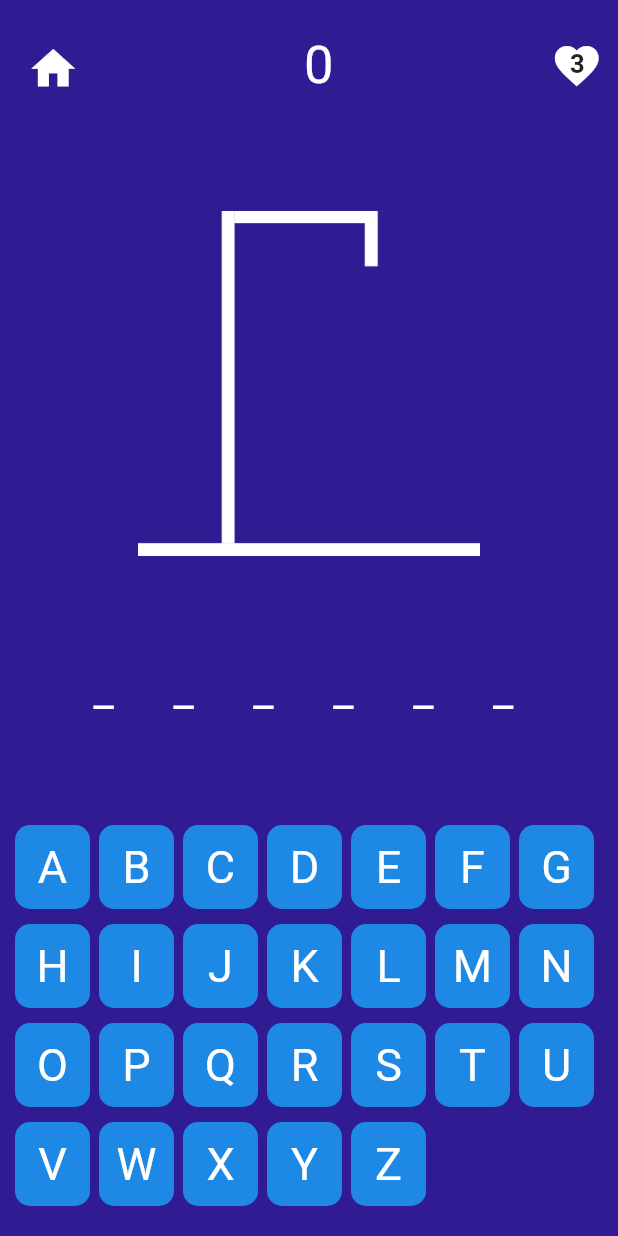
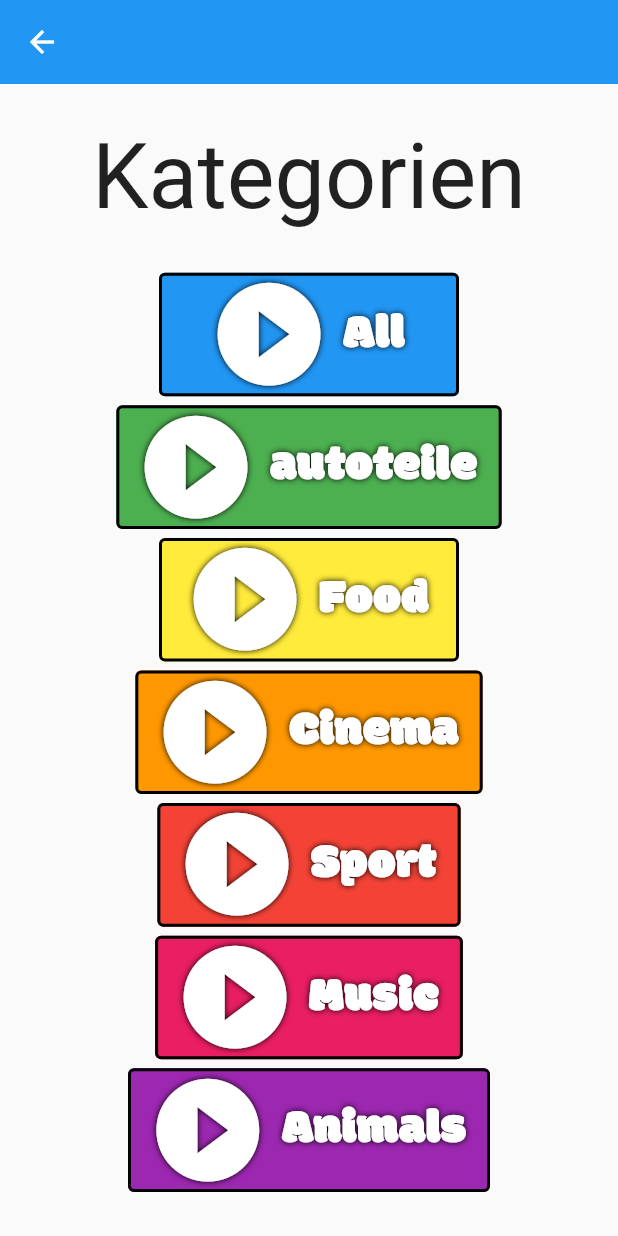
Before and after one commit to HaydarJaber/wortschatz, a Flutter app: the HomeScreen screen opened by its route, after a tap on "Start", on a phone screen of 412 x 824 dp. Run offline on Flutter 3.47's test engine with Material 2 defaults, Android fonts, the light colour scheme and no system bars; our stand-ins replace shared_preferences, sqflite, video_player; missing offline and left inert: dart:ffi; accounts and stored records are empty; Roboto replaces fonts that are missing (PatrickHand).

Commit message:
Struktur umgebaut um Kategorien einzufügen

```diff
--- a/lib/main.dart
+++ b/lib/main.dart
@@ -1,5 +1,6 @@
 import 'package:flutter/material.dart';
 import 'package:flutter/services.dart';
+import 'package:wortschatz/view/categories_view.dart';
 import 'package:wortschatz/view/highscore_view.dart';
 import 'package:wortschatz/model/dummy_data.dart';
 import 'package:wortschatz/view/home_view.dart';
@@ -7,6 +8,7 @@ import 'package:provider/provider.dart';
 import 'package:shared_preferences/shared_preferences.dart';
 import 'package:wortschatz/view/splash_view.dart';
 import 'package:wortschatz/view/terms_view.dart';
+import 'package:wortschatz/viewmodels/router/app_router.dart';
 
 int? isviewed;
 
@@ -15,11 +17,14 @@ Future<void> main() async{
   SharedPreferences prefs = await SharedPreferences.getInstance();
   isviewed  = await prefs.getInt("onBoard");
   WidgetsFlutterBinding.ensureInitialized();
-  runApp(const MyApp());
+  runApp(MyApp(
+      appRouter: AppRouter()
+  ));
 }
 
 class MyApp extends StatelessWidget {
-  const MyApp({Key? key}) : super(key: key);
+  final AppRouter appRouter;
+  const MyApp({Key? key, required this.appRouter}) : super(key: key);
 
   @override
   Widget build(BuildContext context) {
@@ -34,7 +39,9 @@ class MyApp extends StatelessWidget {
         ),
         home: const HomeScreen(),
         initialRoute: isviewed != 0 ? "terms" : "splash",
+        onGenerateRoute: appRouter.onGenerateRoute,
         routes: {
+          //'categories': (context) => const Categories(),
           'splash': (context) => const SplashScreen(),
           'terms': (context) => const Terms(),
           'home': (context) => const HomeScreen(),
--- /dev/null
+++ b/lib/model/constants/categories.dart
@@ -0,0 +1,9 @@
+class Category {
+  static const String all = 'All';
+  static const String autoteile = 'autoteile';
+  static const String food = 'Food';
+  static const String cinema = 'Cinema';
+  static const String sport = 'Sport';
+  static const String music = 'Music';
+  static const String animals = 'Animals';
+}
--- /dev/null
+++ b/lib/model/constants/routes.dart
@@ -0,0 +1,11 @@
+class Routes {
+  static const String home = '/';
+  static const String categories = '/categories';
+  static const String newGame = '/newGame';
+  static const String game = '/game';
+  static const String settings = '/settings';
+  static const String manual = '/manual';
+  static const String progress = '/progress';
+  static const String imprint = '/imprint';
+  static const String terms = '/terms';
+}
--- a/lib/model/dummy_data.dart
+++ b/lib/model/dummy_data.dart
@@ -36,27 +36,6 @@ List word = [
   'altitude',
   'area',
   'breadth',
-  'depth',
-  'height',
-  'rise',
-  'space',
-  'volume',
-  'width',
-  'extension',
-  'extent',
-  'cast',
-  'range',
-  'reach',
-  'scope',
-  'shot',
-  'sweep',
-  'throw',
-  'drop',
-  'fall',
-  'flight',
-  'haul',
-  'berth',
-  'clearance'
 ];
 
 Map<String, int> alphabets = {
--- /dev/null
+++ b/lib/view/categories_view.dart
@@ -0,0 +1,137 @@
+import 'package:flutter/material.dart';
+import 'package:wortschatz/viewmodels/widgets/menuButton.dart';
+import 'package:wortschatz/model/constants/routes.dart';
+import 'package:wortschatz/model/constants/categories.dart';
+
+class Categories extends StatelessWidget {
+  const Categories({Key? key}) : super(key: key);
+
+  @override
+  Widget build(BuildContext context) {
+    return Scaffold(
+        appBar: AppBar(
+          elevation: 0,
+        ),
+        body: Center(
+          child: OrientationBuilder(builder: (context, orientation) {
+            if (orientation == Orientation.portrait) {
+              return Column(
+                mainAxisAlignment: MainAxisAlignment.spaceEvenly,
+                children: [
+                  const Text('Kategorien', style: TextStyle(fontSize: 60)),
+                  Column(children: const [
+                    MenuButton(
+                        label: Category.all,
+                        route: Routes.newGame,
+                        iconCodePoint: 0xf2af,
+                        color: Colors.blue),
+                    MenuButton(
+                        label: Category.autoteile,
+                        route: Routes.newGame,
+                        iconCodePoint: 0xf2af,
+                        color: Colors.green),
+                    MenuButton(
+                        label: Category.food,
+                        route: Routes.newGame,
+                        iconCodePoint: 0xf2af,
+                        color: Colors.yellow),
+                    MenuButton(
+                        label: Category.cinema,
+                        route: Routes.newGame,
+                        iconCodePoint: 0xf2af,
+                        color: Colors.orange),
+                    MenuButton(
+                        label: Category.sport,
+                        route: Routes.newGame,
+                        iconCodePoint: 0xf2af,
+                        color: Colors.red),
+                    MenuButton(
+                        label: Category.music,
+                        route: Routes.newGame,
+                        iconCodePoint: 0xf2af,
+                        color: Colors.pink),
+                    MenuButton(
+                        label: Category.animals,
+                        route: Routes.newGame,
+                        iconCodePoint: 0xf2af,
+                        color: Colors.purple),
+                  ]),
+                  /*  IconButton(
+                  iconSize: 35,
+                  icon: const Icon(Icons.arrow_back),
+                  onPressed: () {
+                    Navigator.of(context).pop();
+                  }), */
+                ],
+              );
+            } else {
+              return Row(
+                children: [
+                  /*  Align(
+                alignment: Alignment.bottomLeft,
+                child: IconButton(
+                    iconSize: 35,
+                    icon: const Icon(Icons.arrow_back),
+                    onPressed: () {
+                      Navigator.of(context).pop();
+                    }),
+              ),*/
+                  Expanded(
+                    child: Column(
+                      mainAxisAlignment: MainAxisAlignment.center,
+                      children: [
+                        const MenuButton(
+                            label: Category.all,
+                            route: Routes.newGame,
+                            iconCodePoint: 0xf2af,
+                            color: Colors.blue),
+                        Row(mainAxisAlignment: MainAxisAlignment.center, children: [
+                          Column(
+                              mainAxisAlignment: MainAxisAlignment.center,
+                              children: const [
+                                MenuButton(
+                                    label: Category.autoteile,
+                                    route: Routes.newGame,
+                                    iconCodePoint: 0xf2af,
+                                    color: Colors.green),
+                                MenuButton(
+                                    label: Category.food,
+                                    route: Routes.newGame,
+                                    iconCodePoint: 0xf2af,
+                                    color: Colors.yellow),
+                                MenuButton(
+                                    label: Category.cinema,
+                                    route: Routes.newGame,
+                                    iconCodePoint: 0xf2af,
+                                    color: Colors.orange),
+                              ]),
+                          Column(
+                              mainAxisAlignment: MainAxisAlignment.center,
+                              children: const [
+                                MenuButton(
+                                    label: Category.sport,
+                                    route: Routes.newGame,
+                                    iconCodePoint: 0xf2af,
+                                    color: Colors.red),
+                                MenuButton(
+                                    label: Category.music,
+                                    route: Routes.newGame,
+                                    iconCodePoint: 0xf2af,
+                                    color: Colors.pink),
+                                MenuButton(
+                                    label: Category.animals,
+                                    route: Routes.newGame,
+                                    iconCodePoint: 0xf2af,
+                                    color: Colors.purple),
+                              ]),
+                        ]),
+                      ],
+                    ),
+                  ),
+                ],
+              );
+            }
+          }),
+        ));
+  }
+}
--- a/lib/view/home_view.dart
+++ b/lib/view/home_view.dart
@@ -1,60 +1,10 @@
 import 'dart:ffi';
-
+import 'package:wortschatz/viewmodels/widgets/menuButton.dart';
 import 'package:flutter/material.dart';
-import 'package:flutter/material.dart';
-import 'package:flutter/services.dart';
-import 'package:wortschatz/view/highscore_view.dart';
-import 'package:wortschatz/view/start_view.dart';
+import 'package:wortschatz/model/constants/routes.dart';
 
 class HomeScreen extends StatelessWidget {
   const HomeScreen({Key? key}) : super(key: key);
-
-  Widget createButton(BuildContext context, String buttonName,int iconCodePoint,String heroTag, func) {
-    return Scaffold(
-        floatingActionButton:
-            Container(
-              alignment: Alignment.center,
-                child: SizedBox(
-                  height: MediaQuery.of(context).size.height * 0.10,
-                  width: MediaQuery.of(context).size.width *0.80,
-                  child: FloatingActionButton.extended(
-                    heroTag: heroTag,
-                    splashColor: Colors.lightGreen,
-                    backgroundColor: const Color(0xFF00DFFF),
-                    icon: Icon(
-                        shadows: const <Shadow>[
-                          Shadow(
-                            offset: Offset(0.0, 0.0),
-                            blurRadius: 5.0,
-                            color: Colors.black,
-                          ),
-                        ],
-                        size: MediaQuery.of(context).size.height * 0.10,
-                        color: Colors.white,
-                        IconData(iconCodePoint,fontFamily: 'MaterialIcons')),
-                    onPressed: () => Navigator.push(
-                        context, MaterialPageRoute(builder: (context) => func)),
-                    label: Text(
-                      buttonName,
-                      style: TextStyle(
-                        shadows: const <Shadow>[
-                          Shadow(
-                            offset: Offset(0.0, 0.0),
-                            blurRadius: 5.0,
-                            color: Colors.black,
-                          ),
-                        ],
-                        color: Colors.white,
-                        fontSize: MediaQuery.of(context).size.height * 0.04,
-                        fontFamily: "Modak",
-                      ),
-                    ),
-                  ),
-
-                )
-            )
-        );
-  }
 
   @override
   Widget build(BuildContext context) {
@@ -77,31 +27,31 @@ class HomeScreen extends StatelessWidget {
                         width: MediaQuery.of(context).size.width,
                         height: MediaQuery.of(context).size.height*0.10,
                         alignment: Alignment.center,
-                            child: createButton(context, "Start", 0xf2af, "btn1", const StartScreen()),
+                            child: const MenuButton(label: "Start", route:  Routes.categories, iconCodePoint: 0xf2af,),
                     ),
                     Container(
                         width: MediaQuery.of(context).size.width,
                         height: MediaQuery.of(context).size.height*0.10,
                           alignment: Alignment.center,
-                            child: createButton(context, "Fortschritt",0xf05ae, "btn2", const HighScoreScreen()),
+                            child: const MenuButton(label: "Fortschritt", route: Routes.progress , iconCodePoint: 0xf05ae,)
                     ),
                     Container(
                         width: MediaQuery.of(context).size.width,
                         height: MediaQuery.of(context).size.height*0.10,
                           alignment: Alignment.center,
-                          child: createButton(context, "Anleitung",0xe309, "btn3", const HighScoreScreen()),
+                          child: const MenuButton(label: "Anleitung", route:  Routes.manual, iconCodePoint: 0xe309,)
                     ),
                     Container(
                           width: MediaQuery.of(context).size.width,
                         height: MediaQuery.of(context).size.height*0.10,
                           alignment: Alignment.center,
-                          child: createButton(context, "Einstellung",0xe57f, "btn4", const HighScoreScreen()),
+                          child: const MenuButton(label: "Einstellung", route: Routes.settings , iconCodePoint: 0xe57f,)
                     ),
                     Container(
                         width: MediaQuery.of(context).size.width,
                         height: MediaQuery.of(context).size.height*0.10,
                           alignment: Alignment.center,
-                        child: createButton(context, "Impressum",0xe33c, "btn5", const HighScoreScreen())
+                        child: const MenuButton(label: "Impressum", route: Routes.imprint , iconCodePoint: 0xe33c,)
                     ),
                   ],
               );
@@ -121,14 +71,14 @@ class HomeScreen extends StatelessWidget {
                               width: MediaQuery.of(context).size.width * 0.40,
                               height: MediaQuery.of(context).size.height*0.10,
                               alignment: Alignment.center,
-                              child: createButton(context, "   Start             ", 0xf2af, "btn1", const StartScreen()),
+                              child: const MenuButton(label: "Start", route:  Routes.categories, iconCodePoint: 0xf2af,),
                             ),
                             const Padding(padding: EdgeInsets.all(10)),
                             Container(
                               width: MediaQuery.of(context).size.width * 0.40,
                               height: MediaQuery.of(context).size.height*0.10,
                               alignment: Alignment.center,
-                              child: createButton(context, "    Fortschritt ",0xf05ae, "btn2", const HighScoreScreen()),
+                              child: const MenuButton(label: "Fortschritt", route: Routes.progress , iconCodePoint: 0xf05ae,)
                             ),
                           ],),
                           Row(mainAxisAlignment: MainAxisAlignment.center, children: [
@@ -136,14 +86,14 @@ class HomeScreen extends StatelessWidget {
                               width: MediaQuery.of(context).size.width * 0.40,
                               height: MediaQuery.of(context).size.height*0.10,
                               alignment: Alignment.center,
-                              child: createButton(context, "   Einstellung ",0xe57f, "btn4", const HighScoreScreen()),
+                              child: const MenuButton(label: "Anleitung", route: Routes.manual , iconCodePoint: 0xe309,)
                             ),
                             const Padding(padding: EdgeInsets.all(10)),
                             Container(
                                 width: MediaQuery.of(context).size.width * 0.40,
                                 height: MediaQuery.of(context).size.height*0.10,
                                 alignment: Alignment.center,
-                                child: createButton(context, "    Impressum ",0xe33c, "btn5", const HighScoreScreen())
+                                child: const MenuButton(label: "Einstellung", route: Routes.settings , iconCodePoint: 0xe57f,)
                             ),
                           ],),
                           Row(mainAxisAlignment: MainAxisAlignment.center, children: [
@@ -151,7 +101,7 @@ class HomeScreen extends StatelessWidget {
                               width: MediaQuery.of(context).size.width * 0.40,
                               height: MediaQuery.of(context).size.height*0.10,
                               alignment: Alignment.center,
-                              child: createButton(context, "    Anleitung   ",0xe309, "btn3", const HighScoreScreen()),
+                              child: const MenuButton(label: "Impressum", route: Routes.imprint , iconCodePoint: 0xe33c,)
                             ),
                           ],
                          ),
--- a/lib/view/start_view.dart
+++ b/lib/view/start_view.dart
@@ -1,16 +1,20 @@
 import 'dart:math';
 import 'package:flutter/material.dart';
 import 'package:wortschatz/model/db_helper.dart';
+import '../model/constants/categories.dart';
 import '../model/dummy_data.dart';
+import 'categories_view.dart';
 
 class StartScreen extends StatefulWidget {
-  const StartScreen({Key? key}) : super(key: key);
+  final String category;
+  const StartScreen({Key? key, required this.category}) : super(key: key);
 
   @override
   State<StartScreen> createState() => _StartScreenState();
 }
 
 class _StartScreenState extends State<StartScreen> {
+  late final String category;
   final _name = TextEditingController();
   late String stored;
   int lives = 3;
@@ -19,6 +23,7 @@ class _StartScreenState extends State<StartScreen> {
   List sword = [];
   late int randomIndex;
   late String randomWord;
+
   void newGame() {
     setState(() {
       alphabets.updateAll((key, value) => value = 0);
@@ -39,6 +44,7 @@ class _StartScreenState extends State<StartScreen> {
     sword = List.generate(randomWord.length, (index) => "_");
     stored = randomWord;
     print(randomWord);
+    print('as');
     super.initState();
   }
 
@@ -78,7 +84,7 @@ class _StartScreenState extends State<StartScreen> {
   Widget createButton(var name) {
     return alphabets[name] == 0
         ? InkWell(
-      // splashColor: Colors.deepOrange,
+       //splashColor: Colors.deepOrange,
         onTap: () {
           setState(() {
             if (alphabets[name] == 0) {
@@ -279,7 +285,7 @@ class _StartScreenState extends State<StartScreen> {
                     ),
                     GridView.builder(
                       shrinkWrap: true,
-                      itemCount: 26,
+                      itemCount: 30,
                       gridDelegate:
                       const SliverGridDelegateWithFixedCrossAxisCount(
                           mainAxisSpacing: 10, crossAxisCount: 7),
--- /dev/null
+++ b/lib/viewmodels/router/app_router.dart
@@ -0,0 +1,43 @@
+import 'package:flutter/material.dart';
+import 'package:wortschatz/View/home_view.dart';
+import 'package:wortschatz/model/constants/routes.dart';
+import 'package:wortschatz/view/categories_view.dart';
+import 'package:wortschatz/view/start_view.dart';
+import 'package:wortschatz/viewmodels/router/custom_page_route.dart';
+
+
+import '../../main.dart';
+
+class AppRouter {
+  Route? onGenerateRoute(RouteSettings settings) {
+    switch (settings.name) {
+      case Routes.home:
+        return MaterialPageRoute(
+            builder: (_) => const HomeScreen()
+        );
+      case Routes.categories:
+        return CustomPageRoute(child: const Categories(), settings: settings);
+      case Routes.newGame:
+        return CustomPageRoute(
+            child: StartScreen(category: settings.arguments.toString()),
+            settings: settings);
+    //  case Routes.game:
+     //   return PageRouteBuilder(
+      //    pageBuilder: (context, animation1, animation2) =>
+      //        Game(category: settings.arguments.toString()),
+     //     transitionDuration: const Duration(milliseconds: 100),
+      //    reverseTransitionDuration: Duration.zero,
+     //   );
+      case Routes.settings:
+        return MaterialPageRoute(
+          builder: (_) => const Text("In Work"),
+        );
+   //   case Routes.terms:
+      //  return MaterialPageRoute(
+         // builder: (_) => const Terms(),
+      //  );
+      default:
+        return null;
+    }
+  }
+}
--- /dev/null
+++ b/lib/viewmodels/router/custom_page_route.dart
@@ -0,0 +1,22 @@
+import 'package:flutter/material.dart';
+
+class CustomPageRoute extends PageRouteBuilder {
+  final Widget child;
+
+  CustomPageRoute(
+      {required this.child,
+        RouteSettings? settings,
+        Duration duration = const Duration(milliseconds: 500)})
+      : super(
+      settings: settings,
+      transitionDuration: duration,
+      pageBuilder: (context, animation, secondaryAnimation) => child);
+
+  @override
+  Widget buildTransitions(BuildContext context, Animation<double> animation,
+      Animation<double> secondaryAnimation, Widget child) =>
+      SlideTransition(
+          position: Tween<Offset>(begin: const Offset(1, 0), end: Offset.zero)
+              .animate(animation),
+          child: child);
+}
--- /dev/null
+++ b/lib/viewmodels/widgets/menuButton.dart
@@ -0,0 +1,66 @@
+import 'package:flutter/material.dart';
+
+
+class MenuButton extends StatelessWidget {
+  final String label, route;
+  final int iconCodePoint;
+  final Color color;
+
+  const MenuButton({Key? key,
+    required this.label,
+    required this.route,
+    required this.iconCodePoint,
+    this.color = Colors.transparent})
+      : super(key: key);
+
+//  final String buttonName, heroTag;
+  // final int iconCodePoint;
+  @override
+  Widget build(BuildContext context) {
+    return Padding(
+        padding: const EdgeInsets.all(3.0),
+        child: ElevatedButton.icon(
+          style: ButtonStyle(
+              minimumSize: MaterialStateProperty.all(const Size(200, 45)),
+              backgroundColor: MaterialStateProperty.resolveWith((state) {
+                if (state.contains(MaterialState.pressed)) return Colors.grey;
+                return color;
+              }),
+              shadowColor: MaterialStateProperty.all(Colors.transparent),
+              side: MaterialStateProperty.all(const BorderSide(width: 2))),
+          onPressed: () =>
+              Navigator.pushNamed(context, route, arguments: label),
+          icon: Icon(
+              shadows: const <Shadow>[
+                Shadow(
+                  offset: Offset(0.0, 0.0),
+                  blurRadius: 5.0,
+                  color: Colors.black,
+                ),
+              ],
+              size: MediaQuery
+                  .of(context)
+                  .size
+                  .height * 0.10,
+              color: Colors.white,
+              IconData(iconCodePoint, fontFamily: 'MaterialIcons')),
+          label: Text(label,
+            style: TextStyle(
+              shadows: const <Shadow>[
+                Shadow(
+                  offset: Offset(0.0, 0.0),
+                  blurRadius: 5.0,
+                  color: Colors.black,
+                ),
+              ],
+              color: Colors.white,
+              fontSize: MediaQuery
+                  .of(context)
+                  .size
+                  .height * 0.04,
+              fontFamily: "Modak",
+            ),
+          ),
+        ));
+  }
+}
```
Also changed, not shown: 1 other file.
